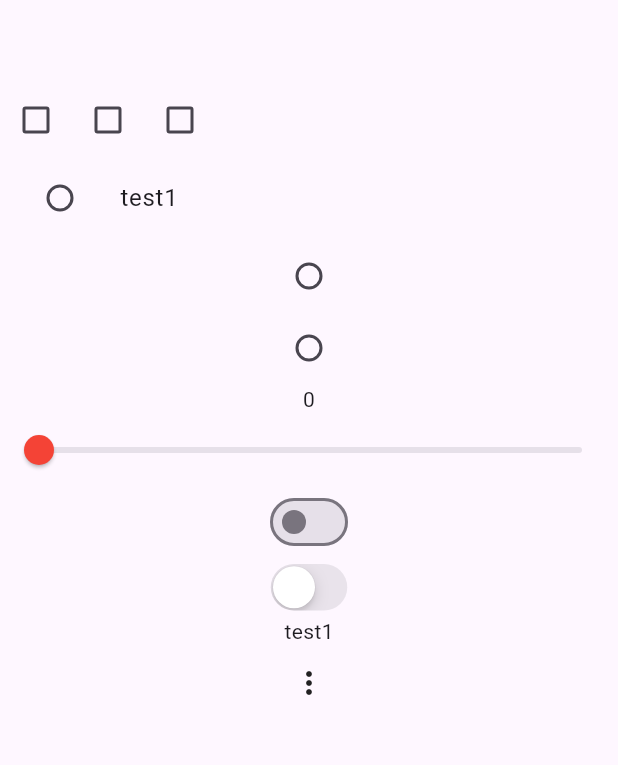
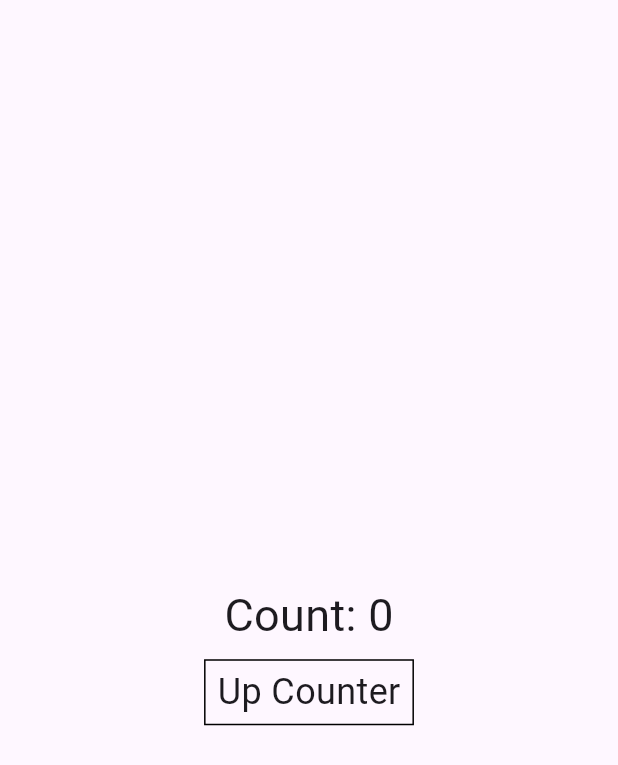
Before and after one commit to Do-Boo/github-test, a Flutter app: the screen it shows after launch, on a phone screen of 412 x 824 dp. Shown: the top 765 px of the screen. Run offline on Flutter 3.47's test engine with Material 3 defaults, Android fonts, the phone set to English and light mode, and no system bars.

Commit message:
2024.4.4.(목) 14:00 callback test

```diff
--- a/lib/main.dart
+++ b/lib/main.dart
@@ -1,4 +1,3 @@
-import 'package:flutter/cupertino.dart';
 import 'package:flutter/material.dart';
 
 void main() {
@@ -19,185 +18,64 @@
 
   @override
   Widget build(BuildContext context) {
-    return const Column(
-      children: [
-        TestCheckBox(),
-        TestRadioButton(),
-        TestSlider(),
-        TestSwitch(),
-        TestPopupMenu(),
-      ],
-    );
+    return TestWidget();
   }
 }
 
-class TestCheckBox extends StatefulWidget {
-  const TestCheckBox({super.key});
+class TestWidget extends StatefulWidget {
+  const TestWidget({super.key});
 
   @override
-  State<TestCheckBox> createState() => _TestCheckBoxState();
+  State<TestWidget> createState() => _TestWidgetState();
 }
 
-class _TestCheckBoxState extends State<TestCheckBox> {
-  late List<bool> values;
-
-  @override
-  void initState() {
-    super.initState();
-    values = [false, false, false];
-  }
+class _TestWidgetState extends State<TestWidget> {
+  int value = 0;
 
   @override
   Widget build(BuildContext context) {
-    return Row(
+    return Column(
+      mainAxisAlignment: MainAxisAlignment.center,
+      crossAxisAlignment: CrossAxisAlignment.center,
       children: [
-        Checkbox(
-            value: values[0],
-            onChanged: ((value) => changeValue(0, value: value))),
-        Checkbox(
-            value: values[1],
-            onChanged: ((value) => changeValue(1, value: value))),
-        Checkbox(
-            value: values[2],
-            onChanged: ((value) => changeValue(2, value: value))),
+        Text(
+          "Count: $value",
+          style: const TextStyle(fontSize: 30),
+        ),
+        TestButton(addCounter),
       ],
     );
   }
 
-  void changeValue(int index, {bool? value = false}) {
-    setState(() {
-      values[index] = value!;
-    });
-  }
+  void addCounter(int addValue) => setState(() => value = addValue + value);
+
 }
 
-class TestRadioButton extends StatefulWidget {
-  const TestRadioButton({super.key});
+class TestButton extends StatelessWidget {
+  const TestButton(this.callback, {super.key});
 
-  @override
-  State<TestRadioButton> createState() => _TestRadioButtonState();
-}
-
-enum TestValue { test1, test2, test3 }
-
-class _TestRadioButtonState extends State<TestRadioButton> {
-  TestValue? selectValue;
+  final Function(int) callback;
 
   @override
   Widget build(BuildContext context) {
-    return Column(
-      children: [
-        ListTile(
-          leading: Radio<TestValue>(
-            value: TestValue.test1,
-            groupValue: selectValue,
-            onChanged: (value) => setState(
-              () => selectValue = value!,
+    return Container(
+      margin: const EdgeInsets.symmetric(vertical: 8),
+      width: double.infinity,
+      child: InkWell(
+        onTap: () => callback.call(1),
+        onDoubleTap: () => callback.call(5),
+        onLongPress: () => callback.call(10),
+        child: Center(
+          child: Container(
+            padding: EdgeInsets.symmetric(vertical: 4, horizontal: 8),
+            decoration: BoxDecoration(border: Border.all()),
+            child: const Text(
+              "Up Counter",
+              style: TextStyle(fontSize: 24),
             ),
           ),
-          title: Text(TestValue.test1.name),
-          onTap: () => setState(() {
-            if (selectValue != TestValue.test1) {
-              selectValue = TestValue.test1;
-            }
-          }),
         ),
-        Radio<TestValue>(
-          value: TestValue.test2,
-          groupValue: selectValue,
-          onChanged: (value) => setState(
-            () => selectValue = value!,
-          ),
-        ),
-        Radio<TestValue>(
-          value: TestValue.test3,
-          groupValue: selectValue,
-          onChanged: (value) => setState(
-            () => selectValue = value!,
-          ),
-        ),
-      ],
+      ),
     );
   }
 }
-
-class TestSlider extends StatefulWidget {
-  const TestSlider({super.key});
-
-  @override
-  State<TestSlider> createState() => _TestSliderState();
-}
-
-class _TestSliderState extends State<TestSlider> {
-  double value = 0;
-
-  @override
-  Widget build(BuildContext context) {
-    return Column(
-      children: [
-        Text("${value.round()}"),
-        Slider(
-          value: value,
-          onChanged: (newValue) => setState(() => value = newValue),
-          divisions: 100,
-          max: 100,
-          min: 0,
-          label: value.round().toString(),
-          activeColor: Colors.red,
-        ),
-      ],
-    );
-  }
-}
-
-class TestSwitch extends StatefulWidget {
-  const TestSwitch({super.key});
-
-  @override
-  State<TestSwitch> createState() => _TestSwitchState();
-}
-
-class _TestSwitchState extends State<TestSwitch> {
-  bool value = false;
-
-  @override
-  Widget build(BuildContext context) {
-    return Column(
-      children: [
-        Switch(
-          value: value,
-          onChanged: (newValue) => setState(() => value = newValue,),
-        ),
-        CupertinoSwitch(
-          value: value,
-          onChanged: (newValue) => setState(() => value = newValue,),
-        ),
-      ],
-    );
-  }
-}
-
-class TestPopupMenu extends StatefulWidget {
-  const TestPopupMenu({super.key});
-
-  @override
-  State<TestPopupMenu> createState() => _TestPopupMenuState();
-}
-
-class _TestPopupMenuState extends State<TestPopupMenu> {
-  TestValue selectValue = TestValue.test1;
-
-  @override
-  Widget build(BuildContext context) {
-    return Column(
-      children: [
-        Text(selectValue.name),
-        PopupMenuButton(itemBuilder: (context) {
-          return TestValue.values.map((value) => PopupMenuItem(value: value, child: Text(value.name),),).toList();
-        },
-        onSelected: (newValue) => setState(() => selectValue = newValue),
-        ),
-      ],
-    );
-  }
-}
```
